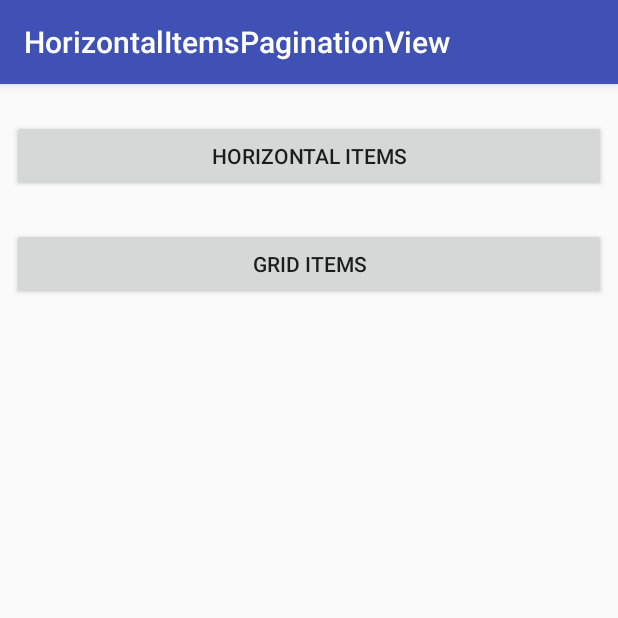
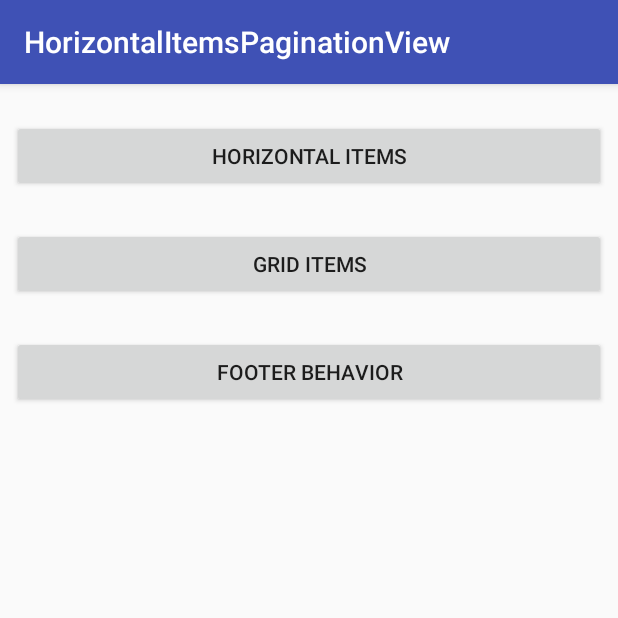
Before and after one commit to tarashor/horizontalitemspaginationview, an Android app: the screen it shows after launch (MainActivity), on a phone screen of 412 x 824 dp, the top half of it. Run offline under Robolectric (Android 15) with nearby library versions, the phone set to English and light mode, and no system bars.

Commit message:
testing CoordinatorLayout Behavior

```diff
--- a/app/build.gradle
+++ b/app/build.gradle
@@ -23,6 +23,10 @@ dependencies {
     implementation 'com.android.support:appcompat-v7:26.1.0'
     implementation 'com.android.support.constraint:constraint-layout:1.0.2'
     implementation 'com.android.support:recyclerview-v7:26.1.0'
+
+    implementation 'com.android.support:support-v4:26.1.0'
+    implementation 'com.android.support:design:26.1.0'
+
     testImplementation 'junit:junit:4.12'
     androidTestImplementation 'com.android.support.test:runner:1.0.1'
     androidTestImplementation 'com.android.support.test.espresso:espresso-core:3.0.1'
--- a/app/src/main/AndroidManifest.xml
+++ b/app/src/main/AndroidManifest.xml
@@ -21,6 +21,9 @@
         </activity>
         <activity android:name=".HorizontalItemsActivity">
         </activity>
+        <activity android:name=".BehaviorItemsActivity"
+            android:theme="@style/AppTheme.CustomActionBar">
+        </activity>
     </application>
 
 </manifest>
--- a/app/src/main/java/com/tarashor/androidapps/horizontalitemspaginationview/MainActivity.java
+++ b/app/src/main/java/com/tarashor/androidapps/horizontalitemspaginationview/MainActivity.java
@@ -41,6 +41,13 @@ public class MainActivity extends AppCompatActivity {
             }
         });
 
+        findViewById(R.id.button_footer_coord_layout).setOnClickListener(new View.OnClickListener() {
+            @Override
+            public void onClick(View v) {
+                startActivity(new Intent(MainActivity.this, BehaviorItemsActivity.class));
+            }
+        });
+
 
     }
 }
--- a/app/src/main/res/layout/activity_main.xml
+++ b/app/src/main/res/layout/activity_main.xml
@@ -32,5 +32,17 @@
         app:layout_constraintStart_toStartOf="parent"
         app:layout_constraintTop_toBottomOf="@+id/button_horizontal_items"/>
 
+    <Button
+        android:id="@+id/button_footer_coord_layout"
+        android:layout_width="0dp"
+        android:layout_height="wrap_content"
+        android:layout_marginEnd="8dp"
+        android:layout_marginStart="8dp"
+        android:layout_marginTop="24dp"
+        android:text="Footer behavior"
+        app:layout_constraintEnd_toEndOf="parent"
+        app:layout_constraintStart_toStartOf="parent"
+        app:layout_constraintTop_toBottomOf="@+id/button_grid_items"/>
+
 
 </android.support.constraint.ConstraintLayout>
--- a/app/src/main/res/values/styles.xml
+++ b/app/src/main/res/values/styles.xml
@@ -8,4 +8,11 @@
         <item name="colorAccent">@color/colorAccent</item>
     </style>
 
+    <style name="AppTheme.CustomActionBar" parent="Theme.AppCompat.Light.NoActionBar">
+        <!-- Customize your theme here. -->
+        <item name="colorPrimary">@color/colorPrimary</item>
+        <item name="colorPrimaryDark">@color/colorPrimaryDark</item>
+        <item name="colorAccent">@color/colorAccent</item>
+    </style>
+
 </resources>
--- a/widgets/build.gradle
+++ b/widgets/build.gradle
@@ -29,6 +29,7 @@ dependencies {
 
     implementation 'com.android.support:appcompat-v7:26.1.0'
     implementation 'com.android.support:recyclerview-v7:26.1.0'
+    implementation 'com.android.support:design:26.1.0'
 
     testImplementation 'junit:junit:4.12'
     androidTestImplementation 'com.android.support.test:runner:1.0.1'
```
Also changed, not shown: app/src/main/java/com/tarashor/androidapps/horizontalitemspaginationview/BehaviorItemsActivity.java (added, +90 -0 lines), app/src/main/res/layout/activity_behavior.xml (added, +76 -0 lines), widgets/src/main/java/com/tarashor/androidapps/widgets/FooterBarLayout.java (added, +26 -0 lines), widgets/src/main/java/com/tarashor/androidapps/widgets/behavior/FooterBarLayoutBehavior.java (added, +40 -0 lines).
